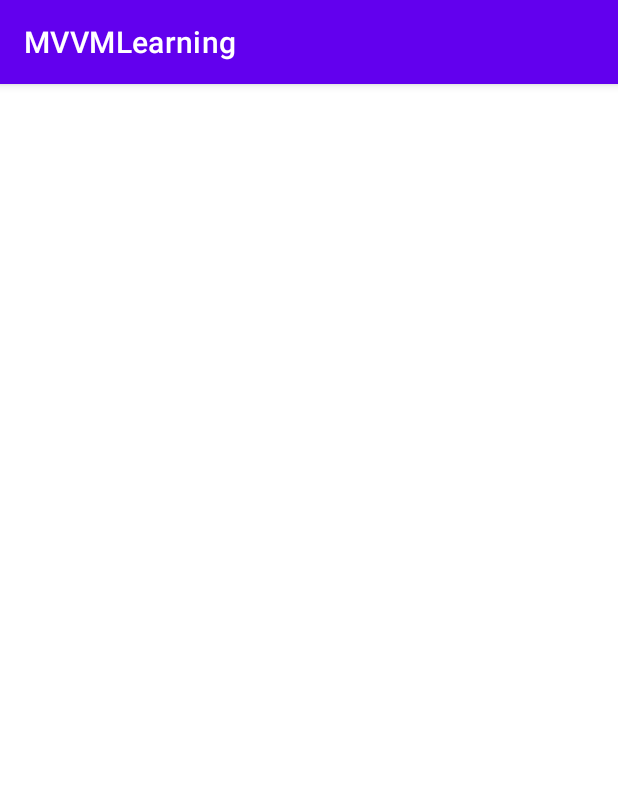
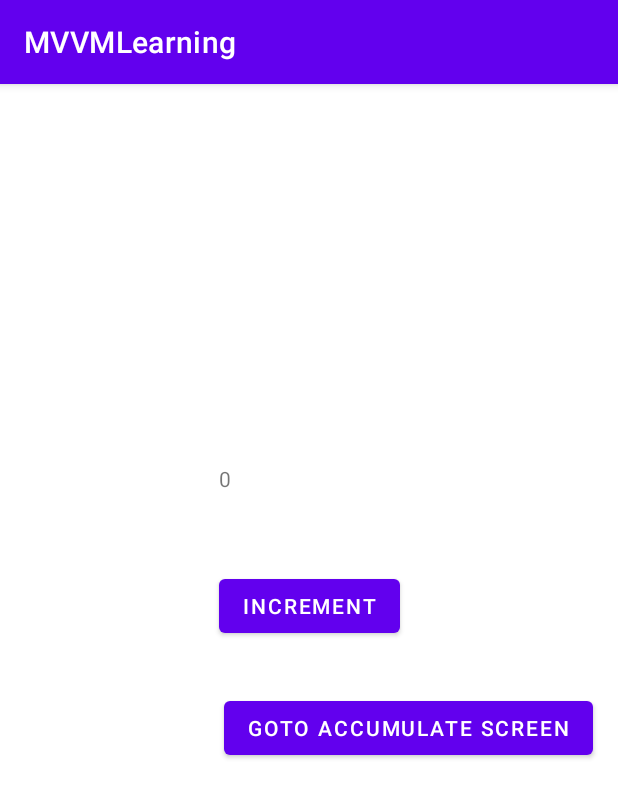
Before and after one commit to devpawann/MVVM-Learning, an Android app: the screen it shows after launch (MainActivity), on a phone screen of 412 x 824 dp. Shown: the top 798 px of the screen. Run offline under Robolectric (Android 15) with nearby library versions, the phone set to English and light mode, and no system bars; our stand-ins replace data binding.

Commit message:
adder code completed

```diff
--- a/app/src/main/AndroidManifest.xml
+++ b/app/src/main/AndroidManifest.xml
@@ -9,6 +9,7 @@
         android:roundIcon="@mipmap/ic_launcher_round"
         android:supportsRtl="true"
         android:theme="@style/Theme.MVVMLearning">
+        <activity android:name=".AccumulateActivity"></activity>
         <activity android:name=".MainActivity">
             <intent-filter>
                 <action android:name="android.intent.action.MAIN" />
--- a/app/src/main/java/com/pawan/mvvmlearning/MainActivity.kt
+++ b/app/src/main/java/com/pawan/mvvmlearning/MainActivity.kt
@@ -1,5 +1,6 @@
 package com.pawan.mvvmlearning
 
+import android.content.Intent
 import androidx.appcompat.app.AppCompatActivity
 import android.os.Bundle
 import androidx.databinding.DataBindingUtil
@@ -20,6 +21,11 @@ class MainActivity : AppCompatActivity() {
             incrementBtn.setOnClickListener {
                 tvCount.text=viewModel.getIncrementedCount().toString()
             }
+
+            btnAccumulate.setOnClickListener {
+                val intent=Intent(this@MainActivity,AccumulateActivity::class.java)
+                startActivity(intent)
+            }
         }
     }
 }
--- a/app/src/main/res/layout/activity_main.xml
+++ b/app/src/main/res/layout/activity_main.xml
@@ -17,21 +17,28 @@
             android:id="@+id/tv_Count"
             android:layout_width="82dp"
             android:layout_height="wrap_content"
-            android:layout_marginStart="151dp"
-            android:layout_marginTop="237dp"
-            android:layout_marginBottom="33dp"
+            android:layout_marginBottom="51dp"
             app:layout_constraintBottom_toTopOf="@+id/incrementBtn"
-            app:layout_constraintStart_toStartOf="parent"
-            app:layout_constraintTop_toTopOf="parent" />
+            app:layout_constraintStart_toStartOf="@+id/incrementBtn" />
 
         <Button
             android:id="@+id/incrementBtn"
             android:layout_width="wrap_content"
             android:layout_height="wrap_content"
-            android:layout_marginBottom="342dp"
+            android:layout_marginTop="324dp"
             android:text="@string/increment"
-            app:layout_constraintBottom_toBottomOf="parent"
-            app:layout_constraintStart_toStartOf="@+id/tv_Count"
-            app:layout_constraintTop_toBottomOf="@+id/tv_Count" />
+            app:layout_constraintEnd_toEndOf="parent"
+            app:layout_constraintStart_toStartOf="parent"
+            app:layout_constraintTop_toTopOf="parent" />
+
+        <Button
+            android:id="@+id/btn_Accumulate"
+            android:layout_width="wrap_content"
+            android:layout_height="wrap_content"
+            android:layout_marginStart="3dp"
+            android:layout_marginTop="33dp"
+            android:text="@string/goto_accumulate_screen"
+            app:layout_constraintStart_toStartOf="@+id/incrementBtn"
+            app:layout_constraintTop_toBottomOf="@+id/incrementBtn" />
     </androidx.constraintlayout.widget.ConstraintLayout>
 </layout>
--- a/app/src/main/res/values/strings.xml
+++ b/app/src/main/res/values/strings.xml
@@ -1,4 +1,6 @@
 <resources>
     <string name="app_name">MVVMLearning</string>
     <string name="increment">Increment</string>
+    <string name="goto_accumulate_screen">Goto Accumulate Screen</string>
+    <string name="add">Add</string>
 </resources>
```
Also changed, not shown: app/src/main/java/com/pawan/mvvmlearning/AccumulateActivity.kt (added, +28 -0 lines), app/src/main/java/com/pawan/mvvmlearning/AccumulateViewModel.kt (added, +16 -0 lines), app/src/main/res/layout/activity_accumulate.xml (added, +45 -0 lines).
